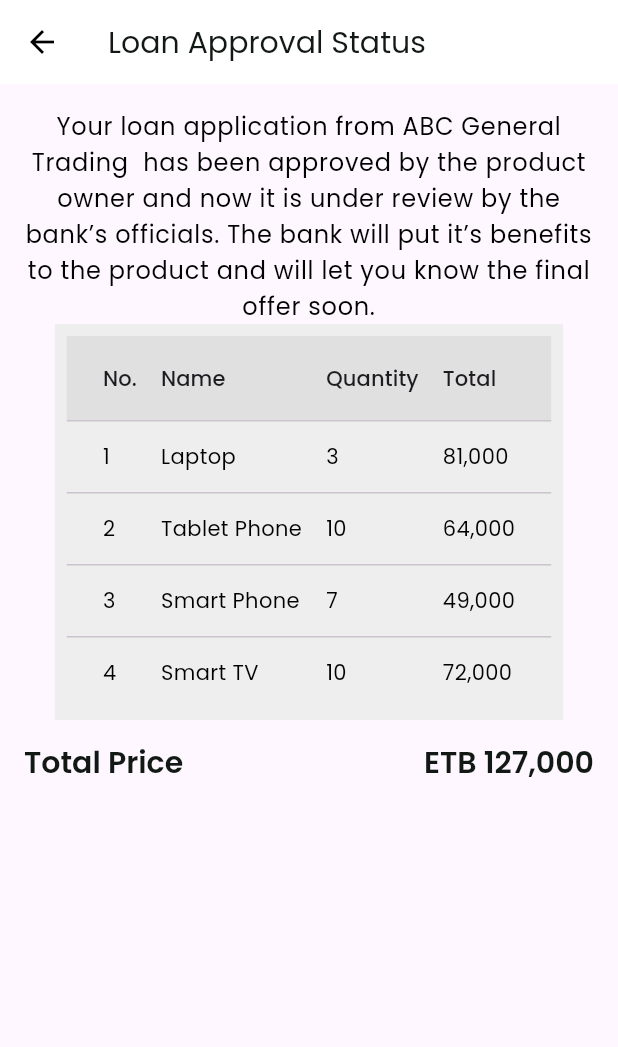
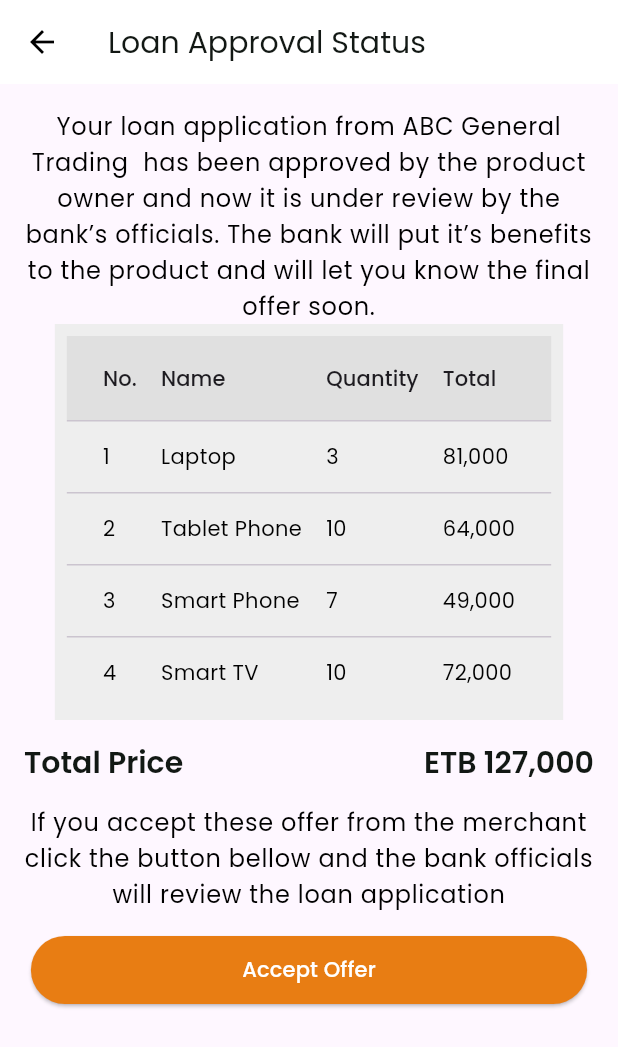
Before and after one commit to AbdulsemedM/Is-Fin, a Flutter app: the LoanApprovalStatus screen opened directly, on a phone screen of 412 x 824 dp. Shown: the top 1047 px of the screen. Run offline on Flutter 3.47's test engine with Material 3 defaults, Android fonts, the phone set to English and light mode, and no system bars; our stand-ins replace custom_sliding_segmented_control, salomon_bottom_bar.

Commit message:
finances and loan approval

```diff
--- a/lib/features/finances/presentation/screens/finances_screen.dart
+++ b/lib/features/finances/presentation/screens/finances_screen.dart
@@ -81,7 +81,7 @@ class _FinancesScreenState extends State<FinancesScreen> {
                           MaterialPageRoute(
                               builder: (context) =>
                                   const AddBisinessPartnerScreen()));
-                    } else if (index == 1) {
+                    } else if (index == 2) {
                       Navigator.push(
                           context,
                           MaterialPageRoute(
--- a/lib/features/loan_approval_status/presentation/screen/loan_approval_status.dart
+++ b/lib/features/loan_approval_status/presentation/screen/loan_approval_status.dart
@@ -1,4 +1,7 @@
 import 'package:flutter/material.dart';
+import 'package:ifb_loan/app/app_button.dart';
+import 'package:ifb_loan/app/utils/app_colors.dart';
+import 'package:ifb_loan/app/utils/app_theme.dart';
 import 'package:ifb_loan/features/loan_approval_status/presentation/widgets/loan_status_table.dart';
 
 class LoanApprovalStatus extends StatefulWidget {
@@ -9,6 +12,7 @@ class LoanApprovalStatus extends StatefulWidget {
 }
 
 class _LoanApprovalStatusState extends State<LoanApprovalStatus> {
+  var loading = false;
   @override
   Widget build(BuildContext context) {
     return Scaffold(
@@ -53,7 +57,38 @@ class _LoanApprovalStatusState extends State<LoanApprovalStatus> {
                         .copyWith(fontWeight: FontWeight.w600),
                   ),
                 ],
-              )
+              ),
+              Padding(
+                padding: const EdgeInsets.symmetric(vertical: 16.0),
+                child: Text(
+                    textAlign: TextAlign.center,
+                    style: Theme.of(context).textTheme.bodyLarge,
+                    "If you accept these offer from the merchant click the button bellow and the bank officials will review the loan application"),
+              ),
+              MyButton(
+                  backgroundColor: loading
+                      ? AppColors.iconColor
+                      : AppColors.primaryDarkColor,
+                  onPressed: loading
+                      ? () {}
+                      : () {
+                          setState(() {
+                            loading = true;
+                          });
+                        },
+                  buttonText: loading
+                      ? SizedBox(
+                          height: ScreenConfig.screenHeight * 0.02,
+                          width: ScreenConfig.screenHeight * 0.02,
+                          child: const CircularProgressIndicator(
+                            strokeWidth: 3,
+                            color: AppColors.primaryColor,
+                          ),
+                        )
+                      : const Text(
+                          "Accept Offer",
+                          style: TextStyle(color: Colors.white),
+                        )),
             ],
           ),
         ),
```
